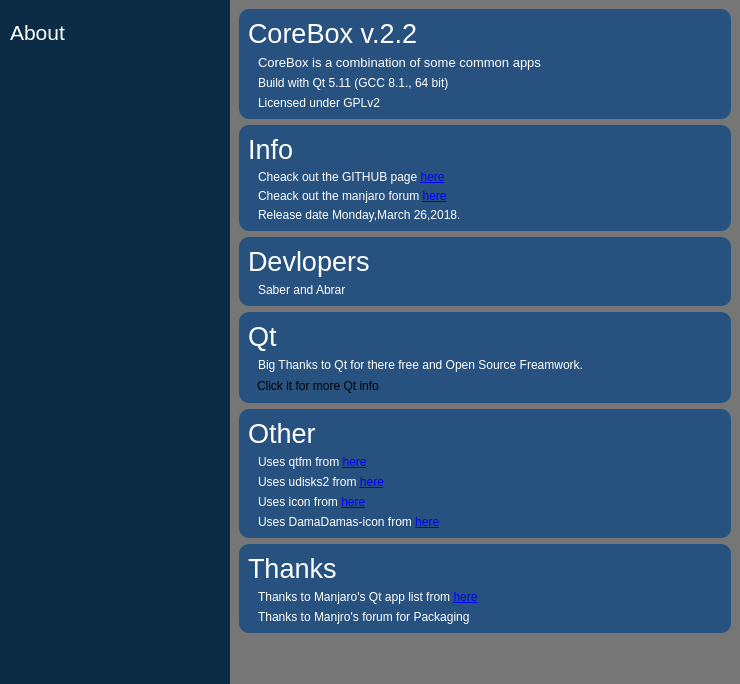
Before: the Qt Designer form app/about/about.ui in rahmanshaber/corebox, drawn with Qt 5.
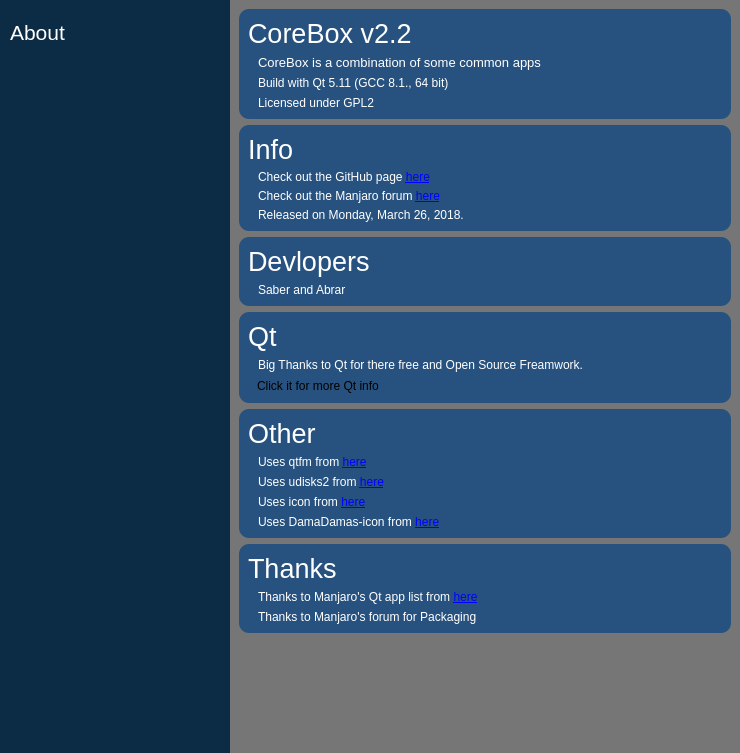
After: the same form once the commit is applied. Icons and pictures are not drawn.

Diff of the .ui file:
```diff
--- a/app/about/about.ui
+++ b/app/about/about.ui
@@ -7,7 +7,7 @@
     <x>0</x>
     <y>0</y>
     <width>740</width>
-    <height>684</height>
+    <height>753</height>
    </rect>
   </property>
   <property name="windowTitle">
@@ -165,7 +165,7 @@
          <item row="3" column="0">
           <widget class="QLabel" name="label_4">
            <property name="text">
-            <string>Licensed under GPLv2</string>
+            <string>Licensed under GPL2</string>
            </property>
            <property name="indent">
             <number>10</number>
@@ -180,7 +180,7 @@
             </font>
            </property>
            <property name="text">
-            <string>CoreBox v.2.2</string>
+            <string>CoreBox v2.2</string>
            </property>
            <property name="alignment">
             <set>Qt::AlignLeading|Qt::AlignLeft|Qt::AlignVCenter</set>
@@ -246,7 +246,7 @@
          <item row="3" column="0">
           <widget class="QLabel" name="label_21">
            <property name="text">
-            <string>Release date Monday,March 26,2018. </string>
+            <string>Released on Monday, March 26, 2018. </string>
            </property>
            <property name="indent">
             <number>10</number>
@@ -256,7 +256,7 @@
          <item row="2" column="0">
           <widget class="QLabel" name="label_18">
            <property name="text">
-            <string>&lt;html&gt;&lt;head/&gt;&lt;body&gt;&lt;p&gt;Cheack out the manjaro forum &lt;a href=&quot;https://forum.manjaro.org/t/checkout-this-new-app-corebox-desktop/41650/90&quot;&gt;&lt;span style=&quot; text-decoration: underline; color:#0000ff;&quot;&gt;here&lt;/span&gt;&lt;/a&gt;&lt;/p&gt;&lt;/body&gt;&lt;/html&gt;</string>
+            <string>&lt;html&gt;&lt;head/&gt;&lt;body&gt;&lt;p&gt;Check out the Manjaro forum &lt;a href=&quot;https://forum.manjaro.org/t/checkout-this-new-app-corebox-desktop/41650/90&quot;&gt;&lt;span style=&quot; text-decoration: underline; color:#0000ff;&quot;&gt;here&lt;/span&gt;&lt;/a&gt;&lt;/p&gt;&lt;/body&gt;&lt;/html&gt;</string>
            </property>
            <property name="margin">
             <number>0</number>
@@ -287,7 +287,7 @@
          <item row="1" column="0">
           <widget class="QLabel" name="label_19">
            <property name="text">
-            <string>&lt;html&gt;&lt;head/&gt;&lt;body&gt;&lt;p&gt;Cheack out  the GITHUB page &lt;a href=&quot;https://github.com/rahmanshaber/corebox&quot;&gt;&lt;span style=&quot; text-decoration: underline; color:#0000ff;&quot;&gt;here&lt;/span&gt;&lt;/a&gt;&lt;/p&gt;&lt;/body&gt;&lt;/html&gt;</string>
+            <string>&lt;html&gt;&lt;head/&gt;&lt;body&gt;&lt;p&gt;Check out the GitHub page &lt;a href=&quot;https://github.com/rahmanshaber/corebox&quot;&gt;&lt;span style=&quot; text-decoration: underline; color:#0000ff;&quot;&gt;here&lt;/span&gt;&lt;/a&gt;&lt;/p&gt;&lt;/body&gt;&lt;/html&gt;</string>
            </property>
            <property name="indent">
             <number>10</number>
@@ -536,7 +536,7 @@
          <item row="2" column="0">
           <widget class="QLabel" name="label_15">
            <property name="text">
-            <string>Thanks to Manjro's forum for Packaging</string>
+            <string>Thanks to Manjaro's forum for Packaging</string>
            </property>
            <property name="indent">
             <number>10</number>
```
